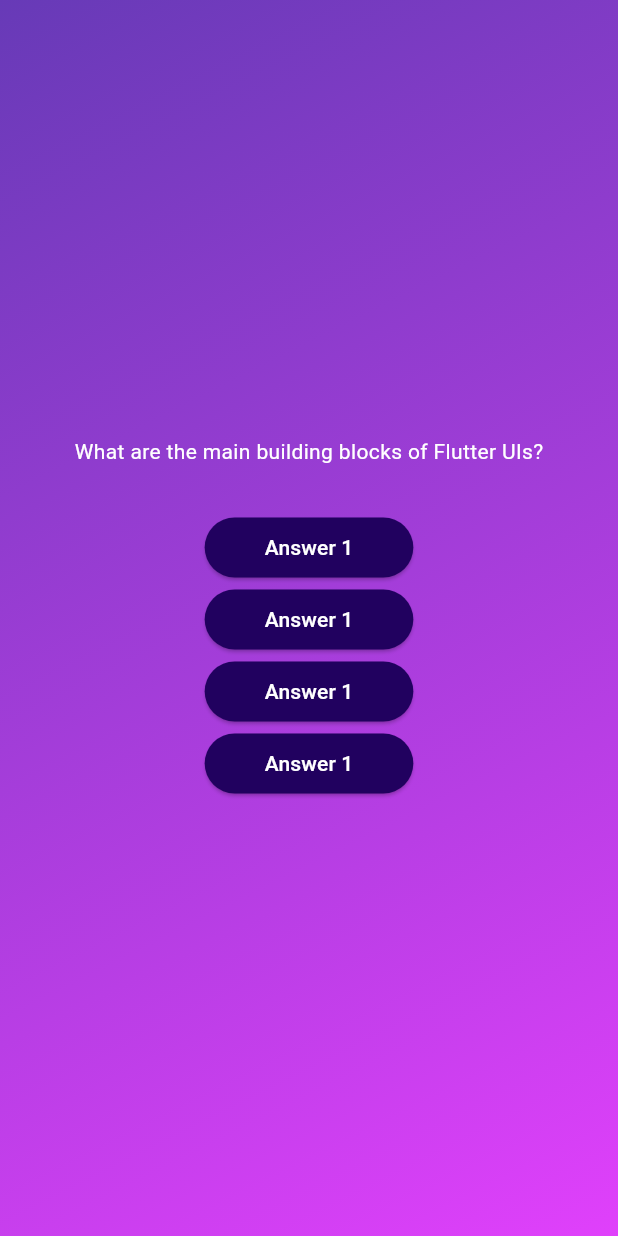
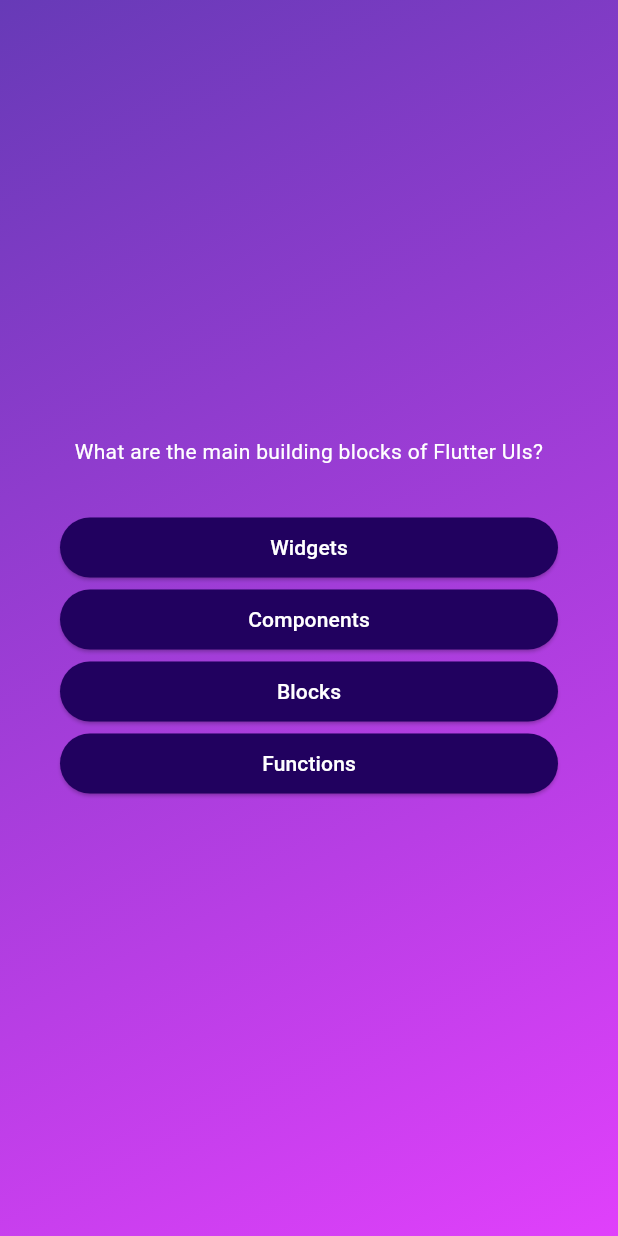
Before and after one commit to yaroslavsolokha/quiz, a Flutter app: the screen it shows after launch, after a tap on "Start Quiz", on a phone screen of 412 x 824 dp. Run offline on Flutter 3.47's test engine with Material 3 defaults, Android fonts, the phone set to English and light mode, and no system bars.

Commit message:
refactoring question page

```diff
--- a/lib/questions_screen.dart
+++ b/lib/questions_screen.dart
@@ -16,24 +16,25 @@ class _Queztions extends State<QuestionsScreen> {
   Widget build(BuildContext context) {
     var currentQuestion = questions[0];
 
-    questions[0].text;
-    //print(currentQuestion);
-
     return SizedBox(
       width: double.infinity,
+      child: Container(
+        margin: const EdgeInsets.all(40),
         child: Column(
           mainAxisAlignment: MainAxisAlignment.center,
+          crossAxisAlignment: CrossAxisAlignment.stretch,
           children: [
-          const Text(
-            questions[0].text, // ? why does not work ?
-            style: TextStyle(color: Colors.white),
+            Text(
+              currentQuestion.text,
+              style: const TextStyle(color: Colors.white),
+              textAlign: TextAlign.center,
             ),
             const SizedBox(height: 30),
-          AnswerButton(answerText: 'Answer 1', onTap: () {}),
-          AnswerButton(answerText: 'Answer 1', onTap: () {}),
-          AnswerButton(answerText: 'Answer 1', onTap: () {}),
-          AnswerButton(answerText: 'Answer 1', onTap: () {}),
+            ...currentQuestion.answers.map((answer) {
+              return AnswerButton(answerText: answer, onTap: () {});
+            }),
           ],
+        ),
       ),
     );
   }
```
Lines whose indentation alone changed are shown as unchanged.
